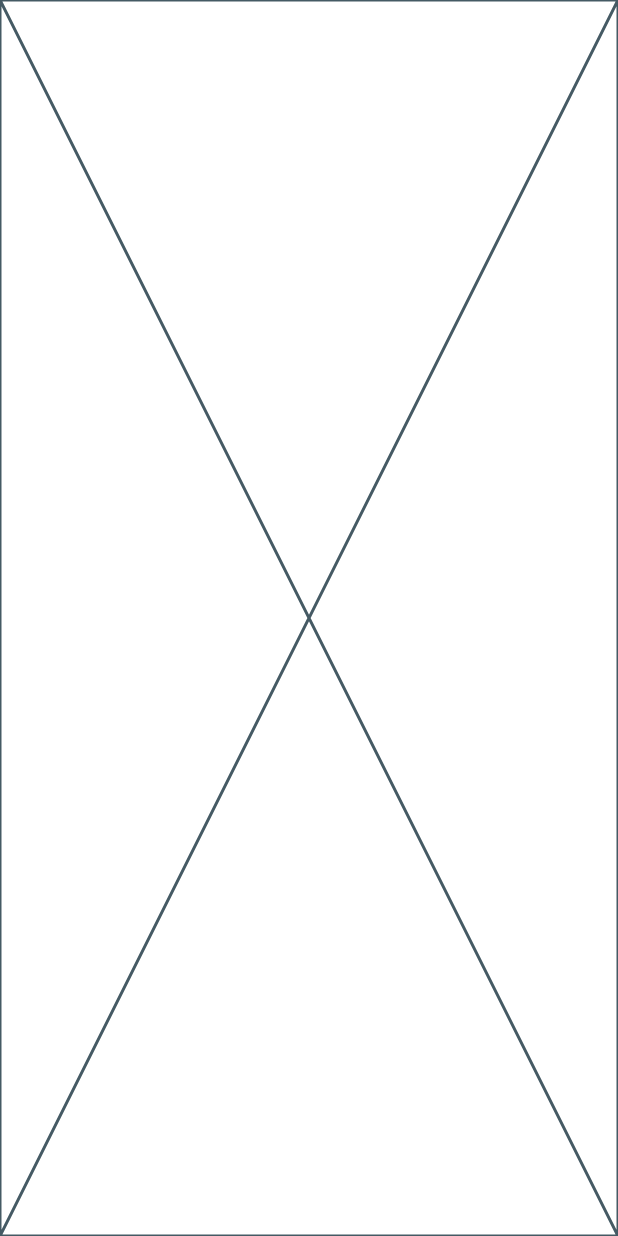
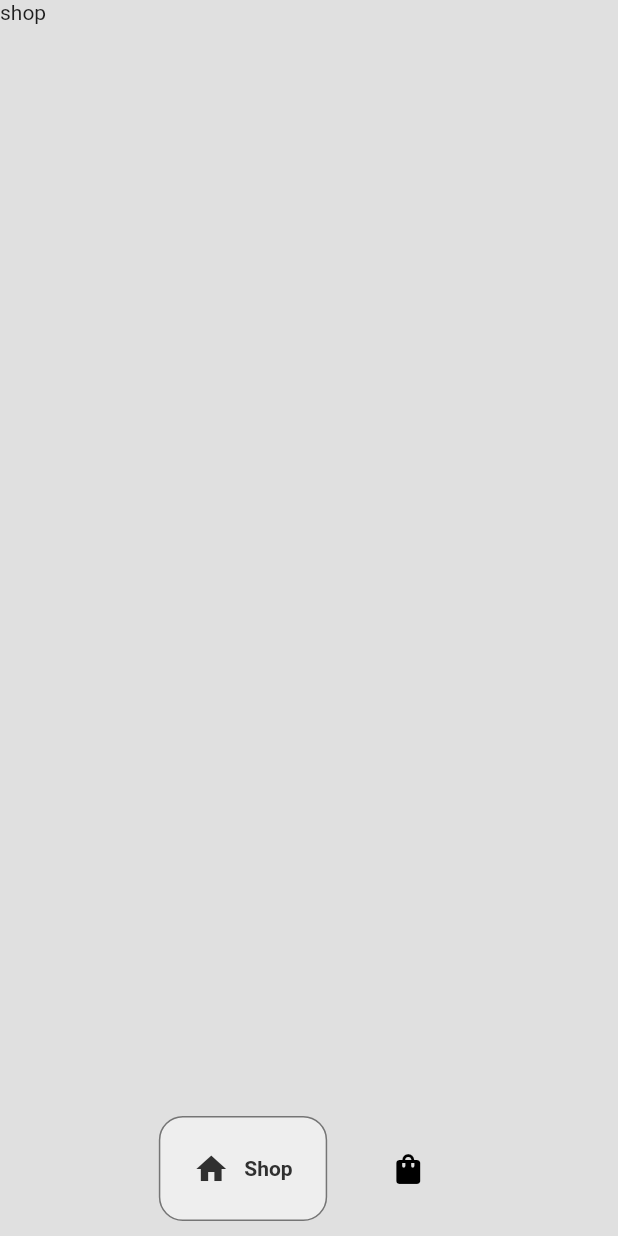
Before and after one commit to K-Yaswanth-Raj/Flutter_Nike_Shoe_SHOP, a Flutter app: the screen it shows after launch, after a tap on "Shop Now", on a phone screen of 412 x 824 dp. Run offline on Flutter 3.47's test engine with Material 2 defaults, Android fonts, the phone set to English and light mode, and no system bars; drawn by our look-alikes of google_nav_bar.

Commit message:
bottom_nav_bar

```diff
--- /dev/null
+++ b/lib/components/bottom_nav.dart
@@ -0,0 +1,43 @@
+// ignore_for_file: public_member_api_docs, sort_constructors_first
+import 'package:flutter/material.dart';
+import 'package:google_nav_bar/google_nav_bar.dart';
+
+class MyBottomNavBar extends StatelessWidget {
+  void Function(int)? onTabChange;
+  MyBottomNavBar({
+    Key? key,
+    required this.onTabChange,
+  }) : super(key: key);
+
+  @override
+  Widget build(BuildContext context) {
+    return SafeArea(
+      child: Container(
+        child: GNav(
+          mainAxisAlignment: MainAxisAlignment.center,
+          activeColor: Colors.grey[850],
+          tabActiveBorder: Border.all(color: Colors.grey.shade600),
+          tabBackgroundColor: Colors.grey.shade200,
+          tabBorderRadius: 16,
+          onTabChange: (value) => onTabChange!(value),
+          tabs: [
+            GButton(
+              icon: Icons.home,
+              padding: EdgeInsets.all(22),
+              gap: 10.0,
+              margin: EdgeInsets.all(10),
+              text: 'Shop',
+            ),
+            GButton(
+              icon: Icons.shopping_bag_rounded,
+              padding: EdgeInsets.all(22),
+              margin: EdgeInsets.all(10),
+              gap: 10.0,
+              text: 'Cart',
+            ),
+          ],
+        ),
+      ),
+    );
+  }
+}
--- /dev/null
+++ b/lib/pages/cart_page.dart
@@ -0,0 +1,15 @@
+import 'package:flutter/material.dart';
+
+class CartPage extends StatelessWidget {
+  const CartPage({super.key});
+
+  @override
+  Widget build(BuildContext context) {
+    return SafeArea(
+      child: Scaffold(
+        backgroundColor: Colors.grey[300],
+        body: Text('cart'),
+      ),
+    );
+  }
+}
--- a/lib/pages/home_page.dart
+++ b/lib/pages/home_page.dart
@@ -1,11 +1,40 @@
+import 'package:flutter/material.dart';
+import 'package:nike_shoe_shop/components/bottom_nav.dart';
+import 'package:nike_shoe_shop/pages/shop_page.dart';
 
-import 'package:flutter/material.dart';
+import 'cart_page.dart';
 
-class HomePage extends StatelessWidget {
+class HomePage extends StatefulWidget {
   const HomePage({super.key});
 
   @override
+  State<HomePage> createState() => _HomePageState();
+}
+
+class _HomePageState extends State<HomePage> {
+  int _selectedIndex = 0;
+
+  void navigateBottomBar(int index) {
+    setState(() {
+      _selectedIndex = index;
+    });
+  }
+
+  final List<Widget> _pages = [
+    ShopPage(),
+    CartPage(),
+  ];
+
+  @override
   Widget build(BuildContext context) {
-    return const Placeholder();
+    return SafeArea(
+      child: Scaffold(
+        backgroundColor: Colors.grey[300],
+        bottomNavigationBar: MyBottomNavBar(
+          onTabChange: (index) => navigateBottomBar(index),
+        ),
+        body: _pages[_selectedIndex],
+      ),
+    );
   }
 }
--- /dev/null
+++ b/lib/pages/shop_page.dart
@@ -0,0 +1,15 @@
+import 'package:flutter/material.dart';
+
+class ShopPage extends StatelessWidget {
+  const ShopPage({super.key});
+
+  @override
+  Widget build(BuildContext context) {
+    return SafeArea(
+      child: Scaffold(
+        backgroundColor: Colors.grey[300],
+        body: Text('shop'),
+      ),
+    );
+  }
+}
```
Also changed, not shown: pubspec.yaml (+4 -12 lines), pubspec.lock.
